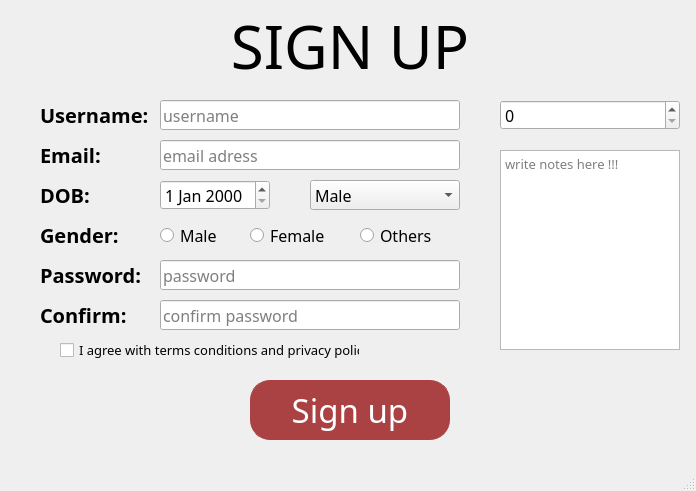
trungsliver/MK-C4K-PTA10, file Lesson2/lesson2.ui: the form before one commit.
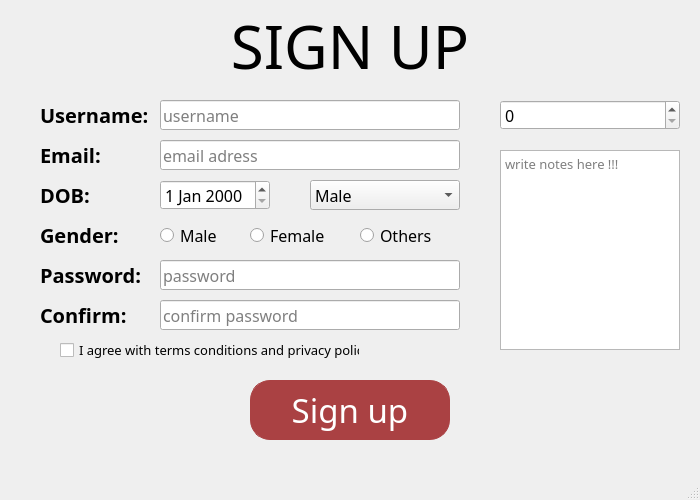
The form after the commit.

What changed in the file:
```diff
--- a/Lesson2/lesson2.ui
+++ b/Lesson2/lesson2.ui
@@ -6,8 +6,8 @@
    <rect>
     <x>0</x>
     <y>0</y>
-    <width>696</width>
-    <height>491</height>
+    <width>700</width>
+    <height>500</height>
    </rect>
   </property>
   <property name="windowTitle">
```
Left out of the diff: 4 changed lines with no effect on the pictures.
